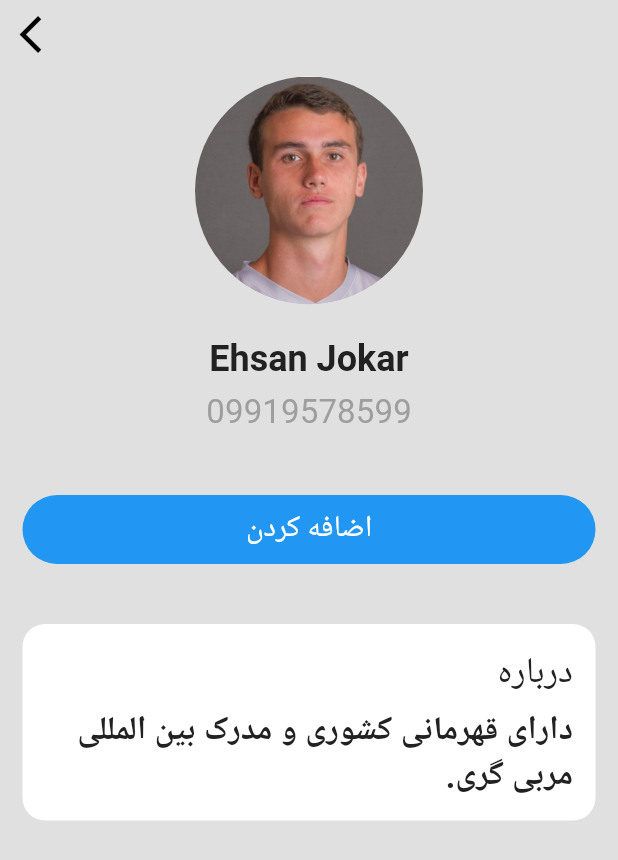
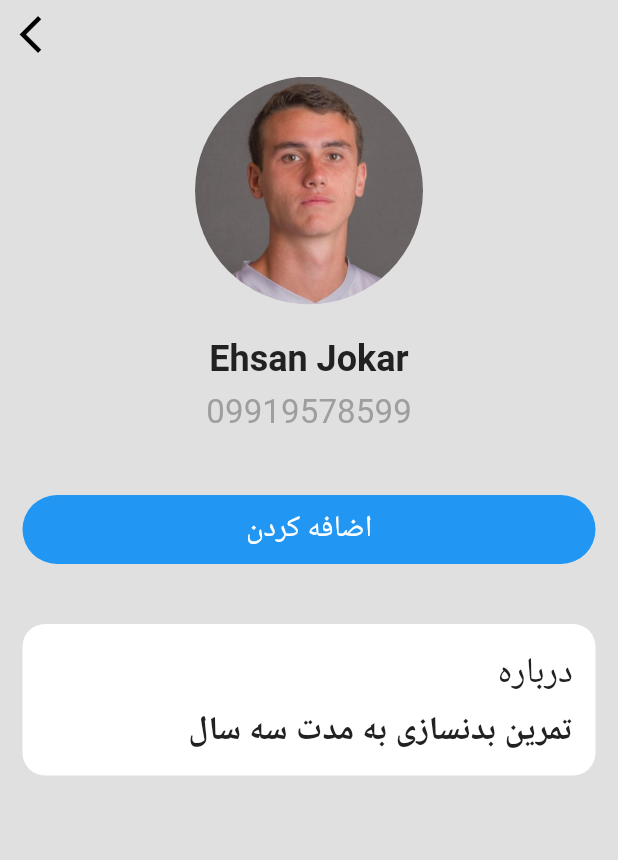
Before and after one commit to parsashu/fitness-app-flutter, a Flutter app: the AthViewPage screen opened by its route, on a phone screen of 412 x 824 dp. Shown: the top 860 px of the screen. Run offline on Flutter 3.47's test engine with Material 3 defaults, Android fonts, the phone set to English and light mode, and no system bars; our stand-ins replace firebase_auth, firebase_core, google_nav_bar, image_picker, shared_preferences; accounts and stored records are empty.

Commit message:
added athele side

```diff
--- /dev/null
+++ b/lib/components/containers/about_section.dart
@@ -0,0 +1,37 @@
+import 'package:flutter/material.dart';
+
+class AboutSection extends StatelessWidget {
+  const AboutSection({super.key, required this.text});
+
+  final String text;
+
+  @override
+  Widget build(BuildContext context) {
+    return Container(
+      width: double.infinity,
+      padding: const EdgeInsets.all(15),
+      decoration: BoxDecoration(
+          color: Theme.of(context).colorScheme.outline,
+          borderRadius: BorderRadius.circular(15)),
+      child: Column(
+        crossAxisAlignment: CrossAxisAlignment.end,
+        children: [
+          // Title
+          Text(
+            'درباره',
+            style: Theme.of(context).textTheme.bodyLarge,
+          ),
+
+          const SizedBox(height: 5),
+
+          // Bio
+          Text(
+            text,
+            textDirection: TextDirection.rtl,
+            style: Theme.of(context).textTheme.headlineSmall,
+          ),
+        ],
+      ),
+    );
+  }
+}
--- a/lib/main.dart
+++ b/lib/main.dart
@@ -5,8 +5,10 @@ import 'package:improwave/pages/profile/friends_page.dart';
 import 'package:improwave/pages/login/login_page.dart';
 import 'package:improwave/pages/main/main_page.dart';
 import 'package:improwave/pages/login/verify_page.dart';
+import 'package:improwave/pages/profile/pay_page.dart';
 import 'package:improwave/pages/profile/tra_view_page.dart';
 import 'package:improwave/themes/theme_provider.dart';
+import 'package:improwave/utils/is_trainer_provider.dart';
 import 'package:provider/provider.dart';
 import 'package:shared_preferences/shared_preferences.dart';
 import 'package:firebase_core/firebase_core.dart';
@@ -21,6 +23,7 @@ void main() async {
       providers: [
         // Theme provider
         ChangeNotifierProvider(create: (context) => ThemeProvider()),
+        ChangeNotifierProvider(create: (context) => IsTrainerProvider()),
       ],
       child: const MainApp(),
     ),
@@ -57,6 +60,7 @@ class MainApp extends StatelessWidget {
                     '/friends': (context) => const FriendsPage(),
                     '/traView': (context) => const TraViewPage(),
                     '/athView': (context) => const AthViewPage(),
+                    '/pay': (context) => const PayPage(),
                   },
                   debugShowCheckedModeBanner: false);
             },
--- a/lib/pages/profile/ath_view_page.dart
+++ b/lib/pages/profile/ath_view_page.dart
@@ -1,6 +1,7 @@
 import 'package:flutter/material.dart';
 import 'package:improwave/components/bars/back_app_bar.dart';
 import 'package:improwave/components/buttons/friend_button.dart';
+import 'package:improwave/components/containers/about_section.dart';
 
 class AthViewPage extends StatefulWidget {
   const AthViewPage({super.key});
@@ -67,30 +68,8 @@ class _ProfilePageState extends State<AthViewPage> {
                 const SizedBox(height: 40),
 
                 // About
-                Container(
-                  padding: const EdgeInsets.all(15),
-                  decoration: BoxDecoration(
-                      color: Theme.of(context).colorScheme.outline,
-                      borderRadius: BorderRadius.circular(15)),
-                  child: Column(
-                    crossAxisAlignment: CrossAxisAlignment.end,
-                    children: [
-                      // Title
-                      Text(
-                        'درباره',
-                        style: Theme.of(context).textTheme.bodyLarge,
-                      ),
-
-                      const SizedBox(height: 5),
-
-                      // Bio
-                      Text(
-                        textDirection: TextDirection.rtl,
-                        'دارای قهرمانی کشوری و مدرک بین المللی مربی گری.',
-                        style: Theme.of(context).textTheme.headlineSmall,
-                      ),
-                    ],
-                  ),
+                const AboutSection(
+                  text: 'تمرین بدنسازی به مدت سه سال',
                 ),
               ],
             ),
```
Also changed, not shown: lib/pages/main/main_page.dart (+13 -7 lines), lib/pages/profile/ath_profile_page.dart (+38 -77 lines), lib/pages/profile/friends_page.dart (+6 -4 lines), lib/pages/profile/pay_page.dart (added, +32 -0 lines), lib/pages/profile/tra_profile_page.dart (+5 -25 lines), lib/pages/profile/tra_view_page.dart (+4 -29 lines), lib/utils/is_trainer_provider.dart (added, +12 -0 lines).
